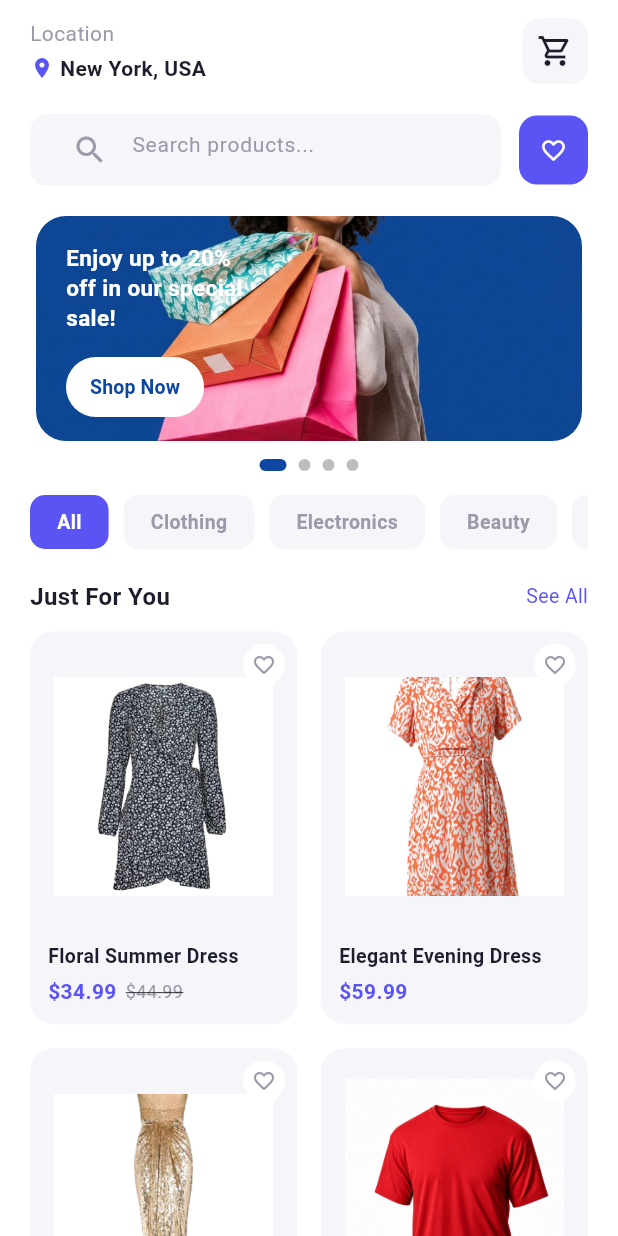
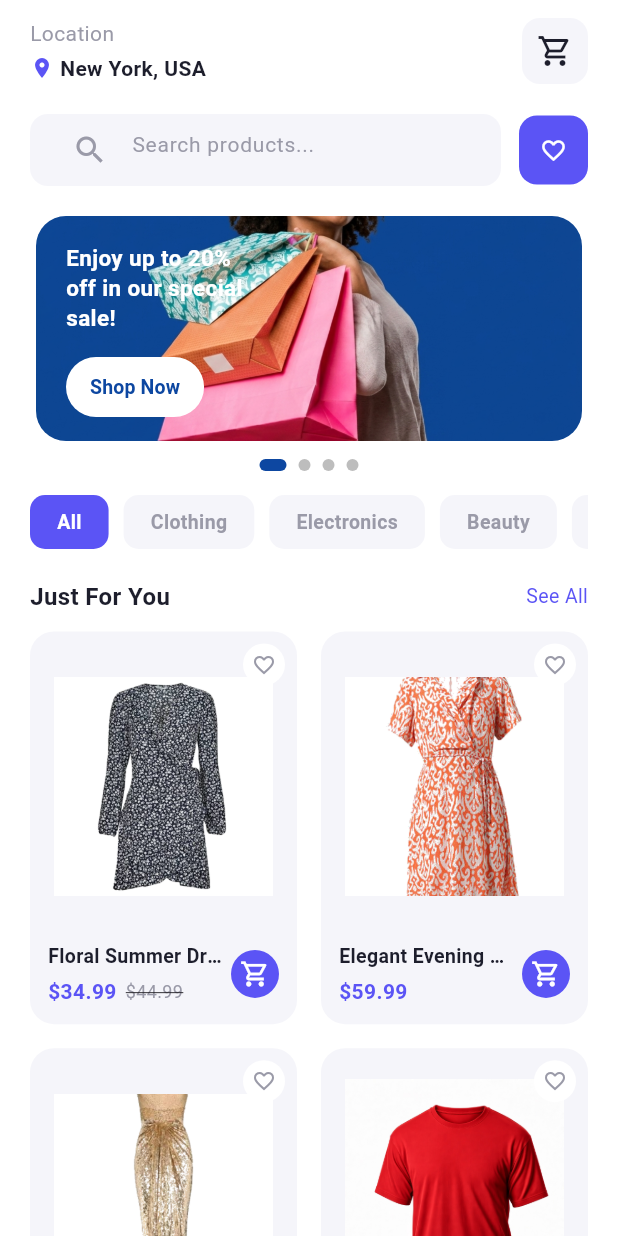
Before and after one commit to kakanyero/SPHERE, a Flutter app: the HomeScreen screen opened directly, on a phone screen of 412 x 824 dp. Run offline on Flutter 3.47's test engine with Material 3 defaults, Android fonts, the light colour scheme and no system bars; Roboto replaces fonts that are missing (Poppins).

Commit message:
Added a small cart on the product card

```diff
--- a/lib/screens/home_screen.dart
+++ b/lib/screens/home_screen.dart
@@ -211,13 +211,21 @@ void dispose() {
   isFavorite: _favoriteIds.contains(product.id),
   // Callback when the heart is tapped
   onFavoriteToggle: () => _toggleFavorite(product.id),
+  // Callback when the cart icon is tapped
+  onAddToCart: () {
+    CartModel.instance.addItem(product);
+    ScaffoldMessenger.of(context).showSnackBar(
+      SnackBar(
+        content: Text('${product.name} added to cart'),
+        duration: const Duration(seconds: 1),
+        behavior: SnackBarBehavior.floating,
+      ),
+    );
+  },
   // When the card is tapped, push a new route
   onTap: () => Navigator.of(context).push(
-                            // Standard Material page transition
     MaterialPageRoute(
-                              // Build the details screen and pass the product
-                              builder: (_) =>
-                                  ProductDetailsScreen(product: product),
+      builder: (_) => ProductDetailsScreen(product: product),
     ),
   ),
 );
@@ -474,18 +482,43 @@ Widget _buildPromoCarousel() {
       ),
     ),
     child: Container(
-      // Soft gradient on the left so the white text stays readable
+  width: double.infinity,
+  height: 150,
+  decoration: BoxDecoration(
+    color: const Color(0xFF3B5BDB), // solid blue background
+    borderRadius: BorderRadius.circular(20),
+  ),
+  child: Stack(
+    children: [
+      // Image covers ~60% on the right
+      Positioned(
+        right: 0,
+        top: 0,
+        bottom: 0,
+        width: MediaQuery.of(context).size.width * 0.58,
+        child: ClipRRect(
+          borderRadius: const BorderRadius.horizontal(right: Radius.circular(20)),
+          child: Image.asset(
+            'assets/images/banner2.jpg',
+            fit: BoxFit.cover,
+            alignment: Alignment.centerRight,
+          ),
+        ),
+      ),
+
+      // Soft gradient + text
+      Container(
         decoration: BoxDecoration(
           borderRadius: BorderRadius.circular(20),
           gradient: LinearGradient(
             begin: Alignment.centerLeft,
             end: Alignment.centerRight,
             colors: [
-            AppColors.primary.withOpacity(0.85),
-            AppColors.primary.withOpacity(0.4),
+              const Color(0xFF3B5BDB).withOpacity(0.95),
+              const Color(0xFF3B5BDB).withOpacity(0.6),
               Colors.transparent,
             ],
-          stops: const [0.0, 0.45, 0.75],
+            stops: const [0.0, 0.4, 0.7],
           ),
         ),
         padding: const EdgeInsets.fromLTRB(20, 20, 20, 20),
@@ -493,7 +526,6 @@ Widget _buildPromoCarousel() {
           crossAxisAlignment: CrossAxisAlignment.start,
           mainAxisAlignment: MainAxisAlignment.center,
           children: [
-          // Upper label – sits on the left, nearly touching the image
             const Text(
               'NEW COLLECTIONS',
               style: TextStyle(
@@ -504,7 +536,6 @@ Widget _buildPromoCarousel() {
               ),
             ),
             const SizedBox(height: 4),
-          // Year text
             const Text(
               '2026',
               style: TextStyle(
@@ -517,20 +548,17 @@ Widget _buildPromoCarousel() {
             Align(
               alignment: Alignment.centerLeft,
               child: ElevatedButton(
-    onPressed: () {
-      // handle buy now tap
-    },
+                onPressed: () {},
                 style: ElevatedButton.styleFrom(
                   backgroundColor: Colors.white,
-      foregroundColor:  const Color(0xFF4A43D9),
+                  foregroundColor: const Color(0xFF4A43D9),
                   elevation: 0,
-      padding:  const EdgeInsets.symmetric(horizontal: 10, vertical: 16),
+                  padding: const EdgeInsets.symmetric(horizontal: 10, vertical: 16),
                   shape: RoundedRectangleBorder(
                     borderRadius: BorderRadius.circular(10),
-        //side:  const BorderSide(color: Color(0xFF4A43D9), width: 0.2),
                   ),
                 ),
-    child:  const Text(
+                child: const Text(
                   'Buy Now',
                   style: TextStyle(
                     fontWeight: FontWeight.w600,
@@ -538,7 +566,10 @@ Widget _buildPromoCarousel() {
                   ),
                 ),
               ),
-)
+            ),
+          ],
+        ),
+      ),
     ],
   ),
 ),
@@ -620,8 +651,16 @@ Widget _buildKicksDealCard() {
     width: double.infinity,
     height: 150,
     decoration: BoxDecoration(
-      color: const Color(0xFFC56A4A),
+      //color: const Color(0xFFF5A455),
       borderRadius: BorderRadius.circular(20),
+      image: const DecorationImage(
+        // Replace with your actual asset path if different
+        image: AssetImage('assets/images/banner_orange.png',),
+        fit: BoxFit.cover,
+
+        // Push the person toward the right so text has space on the left
+        alignment: Alignment.centerRight,
+      ),
     ),
     child: Stack(
       clipBehavior: Clip.none,
@@ -667,27 +706,27 @@ Widget _buildKicksDealCard() {
             ],
           ),
         ),
-        Positioned(
-          right: -6,
-          bottom: 0,
-          top: 8,
-          child: Image.asset(
-            'assets/images/banner_orange.png',
-            fit: BoxFit.contain,
-            width: 130,
-          ),
-        ),
+
       ],
     ),
   );
 }
+
 Widget _buildLatestStylesCard() {
   return Container(
     width: double.infinity,
     height: 150,
     decoration: BoxDecoration(
-      color: const Color(0xFFF5C518), // Bright yellow from the image
+      //color: const Color(0xFFF5C518), // Bright yellow from the image
       borderRadius: BorderRadius.circular(20),
+      image: const DecorationImage(
+        // Replace with your actual asset path if different
+        image: AssetImage('assets/images/banner_cart.jpeg',),
+        fit: BoxFit.cover,
+
+        // Push the person toward the right so text has space on the left
+        alignment: Alignment.centerRight,
+      ),
     ),
     child: Stack(
       clipBehavior: Clip.none,
@@ -733,16 +772,7 @@ Widget _buildLatestStylesCard() {
             ],
           ),
         ),
-        Positioned(
-          right: -4,
-          bottom: 0,
-          top: 10,
-          child: Image.asset(
-            'assets/images/banner_cart.jpeg', // Use the extracted cart image
-            fit: BoxFit.cover,
-            width: 130,
-          ),
-        ),
+
       ],
     ),
   );
--- a/lib/screens/wishlist_screen.dart
+++ b/lib/screens/wishlist_screen.dart
@@ -1,4 +1,5 @@
 import 'package:flutter/material.dart';
+import '../../models/cart_model.dart'; // add this import
 import '../../models/product_data.dart';
 import '../../utils/app_theme.dart';
 import '../../widgets/product_card.dart';
@@ -56,6 +57,16 @@ class _WishlistScreenState extends State<WishlistScreen> {
                   product: product,
                   isFavorite: true,
                   onFavoriteToggle: () => _removeFromWishlist(product),
+                  onAddToCart: () {
+                    CartModel.instance.addItem(product);
+                    ScaffoldMessenger.of(context).showSnackBar(
+                      SnackBar(
+                        content: Text('${product.name} added to cart'),
+                        duration: const Duration(seconds: 1),
+                        behavior: SnackBarBehavior.floating,
+                      ),
+                    );
+                  },
                   onTap: () => Navigator.of(context).push(
                     MaterialPageRoute(
                       builder: (_) => ProductDetailsScreen(product: product),
@@ -67,3 +78,8 @@ class _WishlistScreenState extends State<WishlistScreen> {
     );
   }
 }
+
+
+/*
+Note: unlike HomeScreen, WishlistScreen isn't wrapped in an AnimatedBuilder listening to CartModel.instance. That's fine for the cart-add itself (the CartModel still updates internally and any other screen watching it — like Home's header badge — will reflect it), but if you navigate back to Home after adding from Wishlist, the badge will already be correct since it re-reads CartModel.instance.itemCount on rebuild.
+*/
--- a/lib/widgets/product_card.dart
+++ b/lib/widgets/product_card.dart
@@ -3,12 +3,13 @@ import '../../models/product_data.dart';
 import '../utils/app_theme.dart';
 
 /// Grid-style product card used on Home, Wishlist and Search screens:
-/// image, heart toggle, name, price (with optional struck-through old price).
+/// image, heart toggle, name/price block + cart button row.
 class ProductCard extends StatelessWidget {
   final Product product;
   final bool isFavorite;
   final VoidCallback onTap;
   final VoidCallback? onFavoriteToggle;
+  final VoidCallback? onAddToCart;
 
   const ProductCard({
     super.key,
@@ -16,6 +17,7 @@ class ProductCard extends StatelessWidget {
     required this.onTap,
     this.isFavorite = false,
     this.onFavoriteToggle,
+    this.onAddToCart,
   });
 
   @override
@@ -91,6 +93,11 @@ class ProductCard extends StatelessWidget {
             ),
             Padding(
               padding: const EdgeInsets.fromLTRB(12, 0, 12, 12),
+              child: Row(
+                crossAxisAlignment: CrossAxisAlignment.center, // vertically centers icon against the whole text block
+                children: [
+                  // Name + price stacked together on the left
+                  Expanded(
                     child: Column(
                       crossAxisAlignment: CrossAxisAlignment.start,
                       children: [
@@ -131,6 +138,26 @@ class ProductCard extends StatelessWidget {
                       ],
                     ),
                   ),
+                  const SizedBox(width: 6),
+                  // Cart button — vertically centered against the name+price column
+                  GestureDetector(
+                    onTap: onAddToCart,
+                    child: Container(
+                      padding: const EdgeInsets.all(6),
+                      decoration: BoxDecoration(
+                        color: AppColors.primary,
+                        shape: BoxShape.circle,
+                      ),
+                      child: const Icon(
+                        Icons.shopping_cart_outlined,
+                        size: 20,
+                        color: Colors.white,
+                      ),
+                    ),
+                  ),
+                ],
+              ),
+            ),
           ],
         ),
       ),
```
Lines whose indentation alone changed are shown as unchanged.
